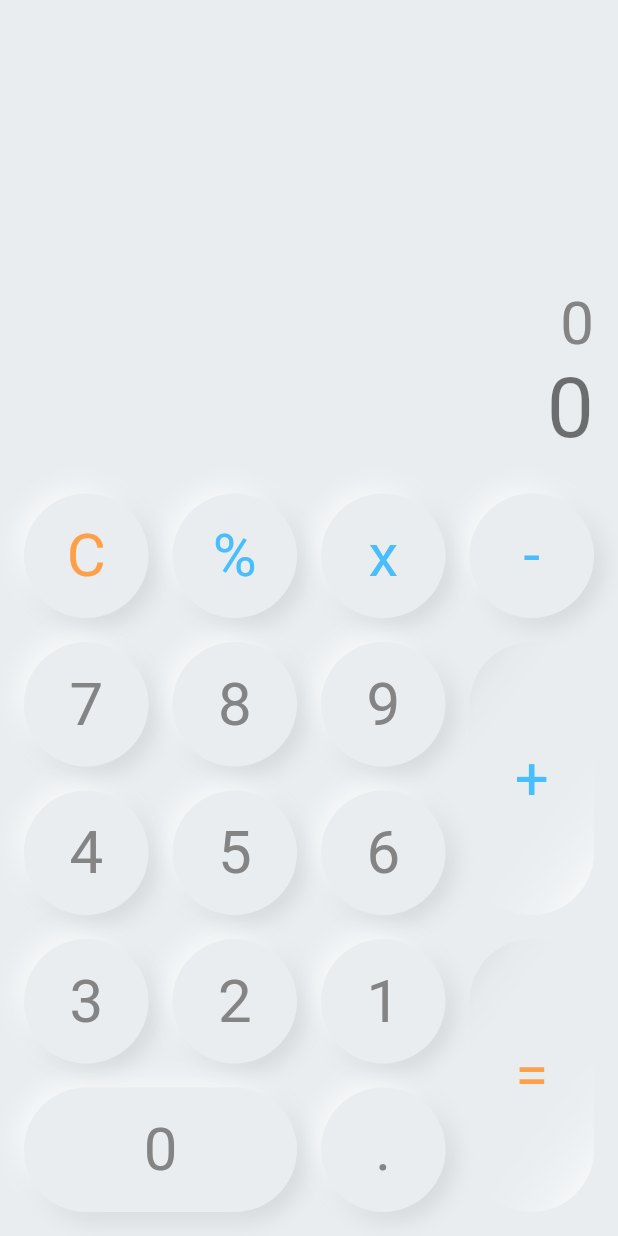
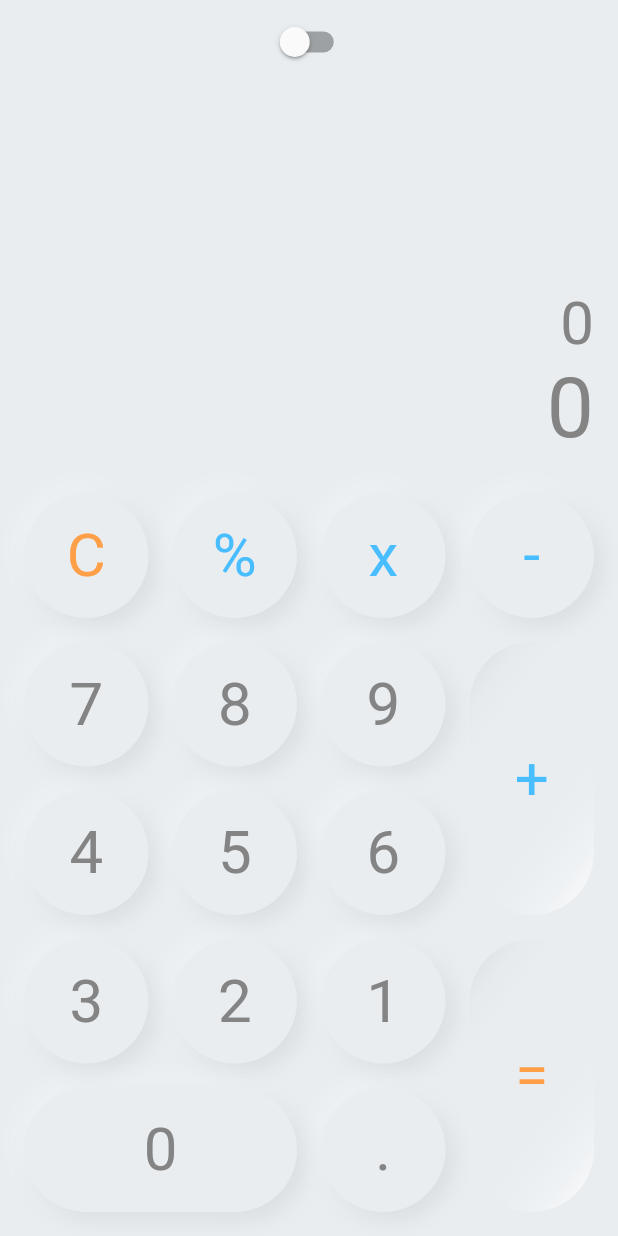
Before and after one commit to ilhmwisnu/Neumophism-Calculator, a Flutter app: the screen it shows after launch, on a phone screen of 412 x 824 dp. Run offline on Flutter 3.47's test engine with Material 2 defaults, Android fonts, the phone set to English and light mode, and no system bars; our stand-ins replace math_expressions.

Commit message:
add darkmode

```diff
--- a/lib/Provider/app_color.dart
+++ b/lib/Provider/app_color.dart
@@ -3,18 +3,36 @@ import 'package:flutter/material.dart';
 class Colorss with ChangeNotifier {
   static bool _isDarkMode = false;
 
-  static Color primaryColor =
-      (_isDarkMode) ? _darkPrimaryColor : _lightPrimaryColor;
-  static Color textColor =
-      (_isDarkMode) ? Color(0xFFE9EDF0) : Color(0xFF848484);
-  static Color blueColor = Color(0xFF48BDFF);
-  static Color amberColor = Color(0xFFFFA048);
+  Color primaryColor = Color(0xFFE9EDF0);
+  Color textColor = Color(0xFF848484);
+  Color blueColor = Color(0xFF48BDFF);
+  Color amberColor = Color(0xFFFFA048);
+  Color whiteColor = Colors.white;
+  Color blackColor = Colors.black;
 
-  static final Color _lightPrimaryColor = Color(0xFFE9EDF0);
+  // static final Color _lightPrimaryColor = Color(0xFFE9EDF0);
   // static final Color _lightTextColor = Color(0xFF848484);
 
-  static final Color _darkPrimaryColor = Color(0xFFE9EDF0);
+  // static final Color _darkPrimaryColor = Color(0xFFE9EDF0);
   // static final Color _darkTextColor = Color(0xFFE9EDF0);
 
-  static void setDarkMode() => _isDarkMode = !_isDarkMode;
+  bool get isDarkMode => _isDarkMode;
+
+  void setDarkMode() {
+    if (_isDarkMode) {
+      primaryColor = Color(0xFFE9EDF0);
+      textColor = Color(0xFF848484);
+      blackColor = Colors.black;
+      whiteColor = Colors.white;
+    } else {
+      primaryColor = Color(0xFF212121);
+      textColor = Color(0xFFE9EDF0);
+      blackColor = Colors.white;
+      whiteColor = Colors.black;
+    }
+    _isDarkMode = !_isDarkMode;
+    notifyListeners();
+    // print('ahlo');
+    // print(_isDarkMode);
+  }
 }
--- a/lib/home_page.dart
+++ b/lib/home_page.dart
@@ -9,12 +9,31 @@ import 'Provider/calculator.dart';
 class HomePage extends StatelessWidget {
   @override
   Widget build(BuildContext context) {
+    final colorss = Provider.of<Colorss>(context);
     final calc = Provider.of<Calc>(context);
     final screen = MediaQuery.of(context).size;
     final buttonWidth = (MediaQuery.of(context).size.width - 16 * 5) * (1 / 4);
+
+    AppBar appBar = AppBar(
+      elevation: 0,
+      backgroundColor: Colors.transparent,
+      title: Center(
+        child: Switch(
+          activeColor: Color(0xFFFFA048),
+          value: colorss.isDarkMode,
+          onChanged: (value) {
+            colorss.setDarkMode();
+            // print('berubah');
+            // print(colorss.primaryColor.toString());
+          },
+        ),
+      ),
+    );
+
     return SafeArea(
       child: Scaffold(
-        backgroundColor: Colorss.primaryColor,
+        appBar: appBar,
+        backgroundColor: colorss.primaryColor,
         body: Padding(
           padding: EdgeInsets.all(16),
           child: Column(
@@ -26,7 +45,8 @@ class HomePage extends StatelessWidget {
                       16 * 6 -
                       buttonWidth * 5 -
                       24 -
-                      MediaQuery.of(context).padding.top,
+                      MediaQuery.of(context).padding.top -
+                      appBar.preferredSize.height,
                   alignment: Alignment.bottomRight,
                   // color: Colors.amber,
                   child: SingleChildScrollView(
@@ -36,10 +56,10 @@ class HomePage extends StatelessWidget {
                       children: [
                         Text((calc.getmath == '') ? "0" : calc.getmath,
                             style: TextStyle(
-                                fontSize: 40, color: Colorss.textColor)),
+                                fontSize: 40, color: colorss.textColor)),
                         Text(calc.getResult,
-                            style:
-                                TextStyle(fontSize: 56, color: Colors.black54)),
+                            style: TextStyle(
+                                fontSize: 56, color: colorss.textColor)),
                       ],
                     ),
                   )),
@@ -57,6 +77,7 @@ class HomePage extends StatelessWidget {
   Widget Keyboard() {
     return LayoutBuilder(
       builder: (context, constraints) {
+        final colorss = Provider.of<Colorss>(context);
         final buttonWidth = (constraints.maxWidth - 16 * 3) / 4;
         return Container(
           height: buttonWidth * 5 + 16 * 4,
@@ -71,17 +92,17 @@ class HomePage extends StatelessWidget {
                       children: [
                         Button(
                           child: 'C',
-                          color: Colorss.amberColor,
+                          color: colorss.amberColor,
                         ),
                         Spacer(),
                         Button(
                           child: "%",
-                          color: Colorss.blueColor,
+                          color: colorss.blueColor,
                         ),
                         Spacer(),
                         Button(
                           child: "x",
-                          color: Colorss.blueColor,
+                          color: colorss.blueColor,
                         ),
                         Spacer(),
                       ],
@@ -145,20 +166,20 @@ class HomePage extends StatelessWidget {
                   children: [
                     Button(
                       child: "-",
-                      color: Colorss.blueColor,
+                      color: colorss.blueColor,
                     ),
                     SizedBox(height: 16),
                     Expanded(
                         child: Button(
                       child: "+",
-                      color: Colorss.blueColor,
+                      color: colorss.blueColor,
                       isOuterShadow: false,
                     )),
                     SizedBox(height: 16),
                     Expanded(
                         child: Button(
                       child: "=",
-                      color: Colorss.amberColor,
+                      color: colorss.amberColor,
                       isOuterShadow: false,
                     )),
                   ],
@@ -173,6 +194,8 @@ class HomePage extends StatelessWidget {
 }
 
 class Button extends StatelessWidget {
+  // Colorss colorss = new Colorss();
+
   Color? color;
   final String child;
   bool isOuterShadow;
@@ -180,22 +203,23 @@ class Button extends StatelessWidget {
 
   @override
   Widget build(BuildContext context) {
+    final colorss = Provider.of<Colorss>(context);
     final calc = Provider.of<Calc>(context);
     return Container(
       decoration: BoxDecoration(
           borderRadius: BorderRadius.circular(50),
-          color: Colorss.primaryColor,
+          color: colorss.primaryColor,
           boxShadow: (isOuterShadow)
               ? [
                   BoxShadow(
                     blurRadius: 12,
                     offset: Offset(5, 5),
-                    color: Color(0xff000000).withOpacity(0.1),
+                    color: colorss.blackColor.withOpacity(0.07),
                   ),
                   BoxShadow(
                       blurRadius: 12,
                       offset: Offset(-5, -5),
-                      color: Color(0xffffffff).withOpacity(0.66))
+                      color: colorss.whiteColor.withOpacity(0.3))
                 ]
               : [],
           gradient: (!isOuterShadow)
@@ -203,17 +227,17 @@ class Button extends StatelessWidget {
                   begin: Alignment.topLeft,
                   end: Alignment.bottomRight,
                   colors: [
-                    Colors.black.withOpacity(0.7),
-                    Colors.black.withOpacity(0.05),
-                    Colors.black.withOpacity(0.01),
-                    Colors.black.withOpacity(0),
-                    Colors.black.withOpacity(0),
-                    Colors.white.withOpacity(0),
-                    Colors.white.withOpacity(0),
-                    Colors.white.withOpacity(0.1),
-                    Colors.white.withOpacity(0.3),
-                    Colors.white.withOpacity(0.7),
-                    Colors.white.withOpacity(1),
+                    colorss.blackColor.withOpacity(0.7),
+                    colorss.blackColor.withOpacity(0.05),
+                    colorss.blackColor.withOpacity(0.01),
+                    colorss.blackColor.withOpacity(0),
+                    colorss.blackColor.withOpacity(0),
+                    colorss.whiteColor.withOpacity(0),
+                    colorss.whiteColor.withOpacity(0),
+                    colorss.whiteColor.withOpacity(0.1),
+                    colorss.whiteColor.withOpacity(0.3),
+                    colorss.whiteColor.withOpacity(0.7),
+                    colorss.whiteColor.withOpacity(1),
                   ],
                   transform: GradientRotation(-0.5))
               : null),
@@ -236,7 +260,7 @@ class Button extends StatelessWidget {
             height: (MediaQuery.of(context).size.width - 16 * 5) * (1 / 4),
             child: Text(child,
                 style: TextStyle(
-                    color: (color == null) ? Colorss.textColor : color,
+                    color: (color == null) ? colorss.textColor : color,
                     fontSize: 40)),
           ),
         ),
```
